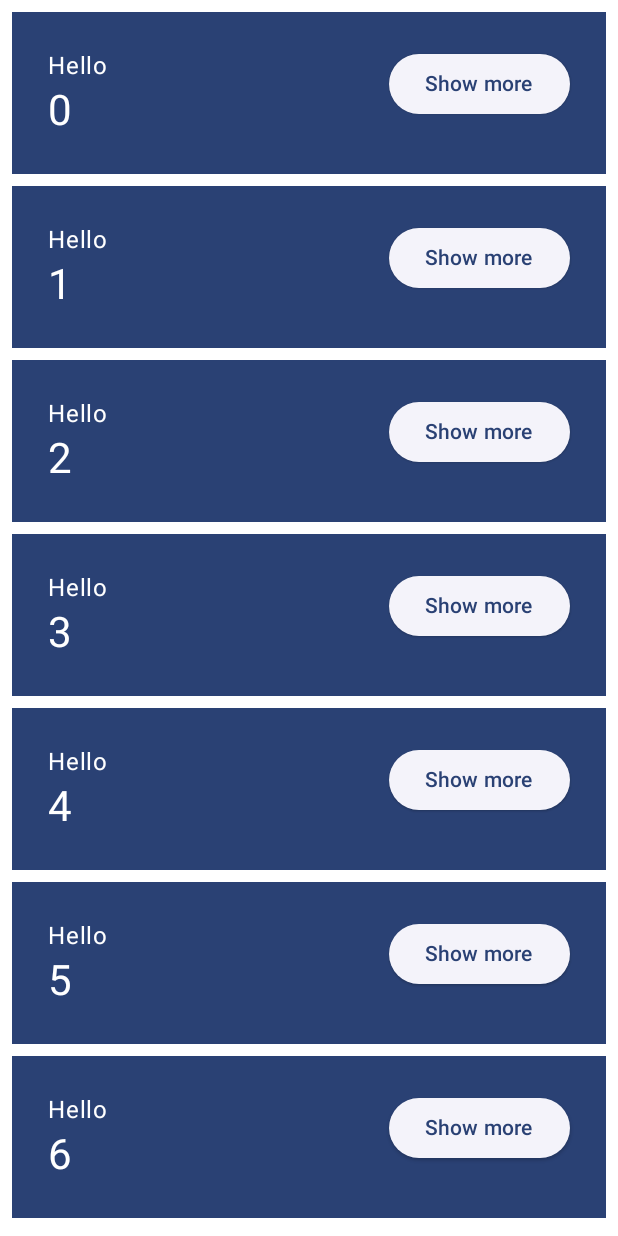
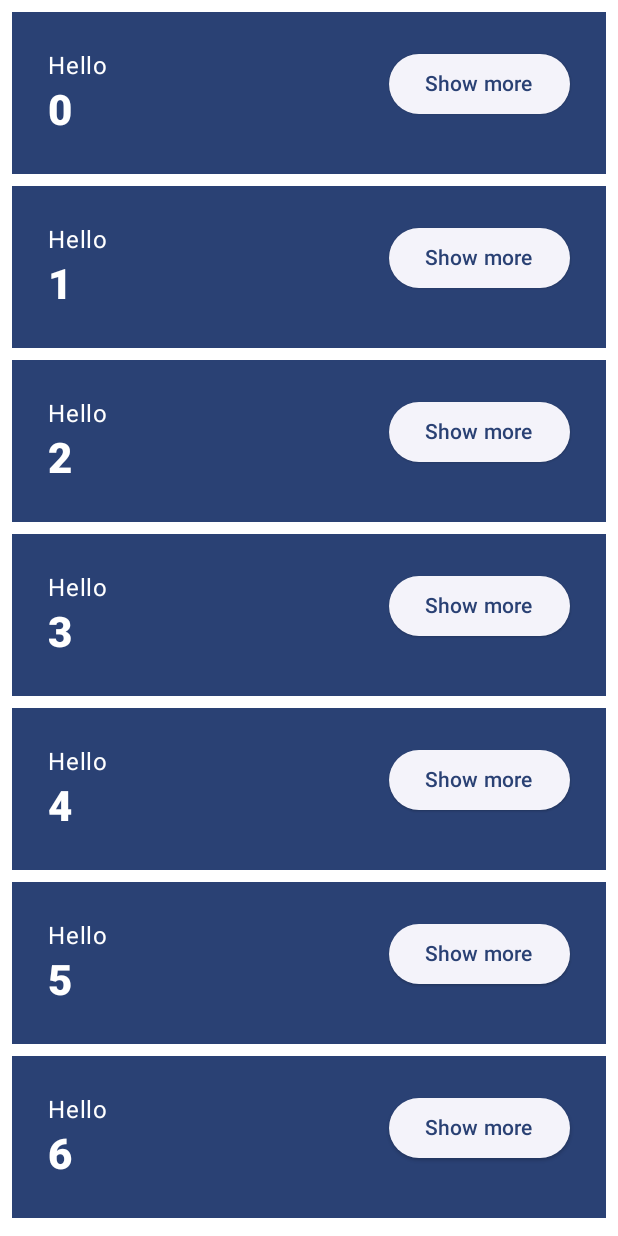
Before and after one commit to boris920308/android_training, an Android app built with Jetpack Compose: the @Preview function GreetingsPreview, on a phone screen of 412 x 824 dp. Run offline under Robolectric (Android 15) with nearby library versions, the phone set to English and light mode, and no system bars.

Commit message:
feat. 앱의 스타일 지정 및 테마 설정. copy함수를 사용하여 미리 정의된 스타일 수정해보기

```diff
--- a/compose_essentials/BasicsCodelab/app/src/main/java/hoon/lib/basicscodelab/MainActivity.kt
+++ b/compose_essentials/BasicsCodelab/app/src/main/java/hoon/lib/basicscodelab/MainActivity.kt
@@ -28,6 +28,7 @@ import androidx.compose.runtime.saveable.rememberSaveable
 import androidx.compose.runtime.setValue
 import androidx.compose.ui.Alignment
 import androidx.compose.ui.Modifier
+import androidx.compose.ui.text.font.FontWeight
 import androidx.compose.ui.tooling.preview.Preview
 import androidx.compose.ui.unit.coerceAtLeast
 import androidx.compose.ui.unit.dp
@@ -119,7 +120,12 @@ fun Greeting(name: String, modifier: Modifier = Modifier) {
                     .padding(bottom = extraPadding.coerceAtLeast(0.dp))
             ) {
                 Text(text = "Hello")
-                Text(text = name, style = MaterialTheme.typography.headlineMedium)
+                Text(
+                    text = name,
+                    style = MaterialTheme.typography.headlineMedium.copy(
+                        fontWeight = FontWeight.ExtraBold
+                    )
+                )
             }
             ElevatedButton(
                 onClick = {
```
